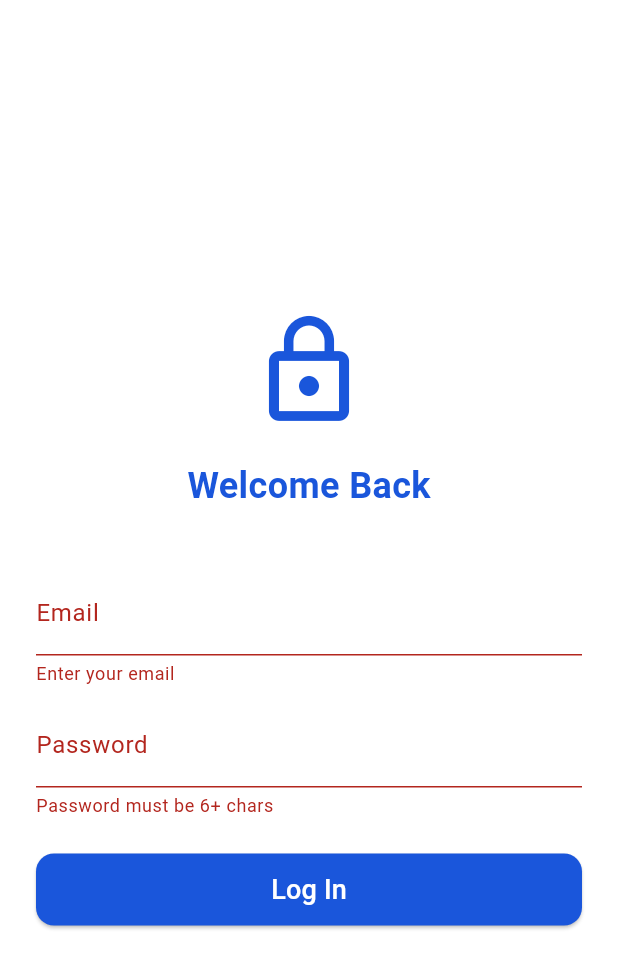
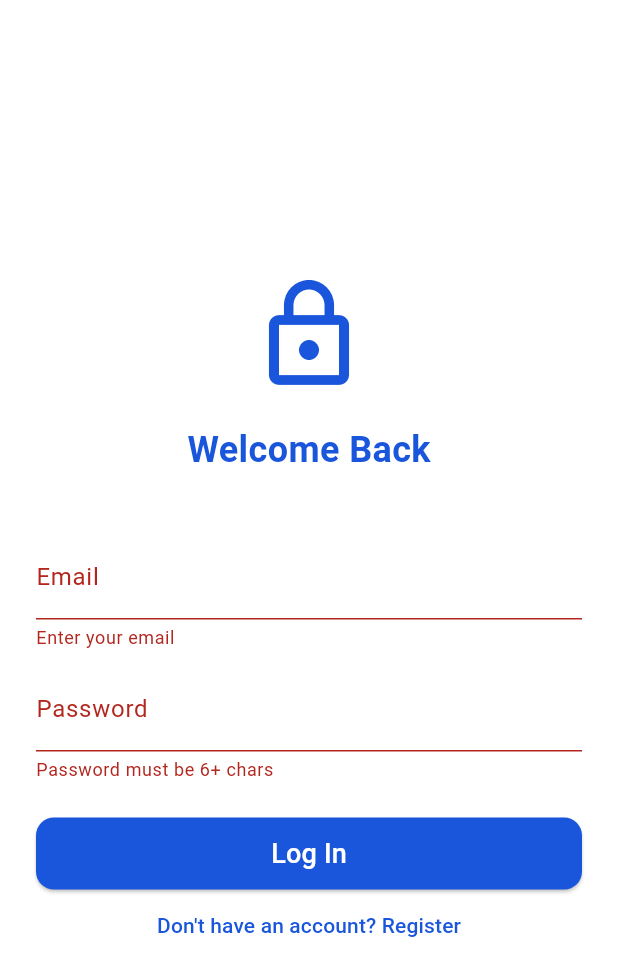
Before and after one commit to Daelijek/Receive_Product_Flutter, a Flutter app: the screen it shows after launch, after a tap on "Log In", on a phone screen of 412 x 824 dp. Shown: the top 976 px of the screen. Run offline on Flutter 3.47's test engine with Material 3 defaults, Android fonts, the phone set to English and light mode, and no system bars; network calls fail.

```diff
--- a/lib/app.dart
+++ b/lib/app.dart
@@ -4,6 +4,7 @@ import 'package:flutter_application_1/screens/LoginScreen.dart';
 import 'package:flutter_application_1/screens/OrderScreen.dart';
 import 'package:flutter_application_1/screens/ProfileScreen.dart';
 import 'package:flutter_application_1/screens/OrderHistoryScreen.dart';
+import 'package:flutter_application_1/screens/RegistrationScreen.dart';
 
 class MyApp extends StatelessWidget {
   @override
@@ -16,6 +17,7 @@ class MyApp extends StatelessWidget {
       routes: {
         '/': (context) => HomeScreen(),
         '/login': (context) => LoginScreen(),
+        '/register': (context) => RegistrationScreen(),
         '/orders': (context) => OrderScreen(),
         '/profile': (context) => ProfileScreen(),
         '/order-history': (context) => OrderHistoryScreen(),
--- a/lib/screens/HomeScreen.dart
+++ b/lib/screens/HomeScreen.dart
@@ -1,29 +1,100 @@
 import 'package:flutter/material.dart';
 import 'package:flutter_application_1/widgets/MainLayout.dart';
 import 'package:flutter_application_1/widgets/ProductCard/ProductCard.dart';
-import 'package:flutter_application_1/data/products.dart';
+import 'package:flutter_application_1/services/ApiService.dart';
+import 'package:flutter_application_1/models/product.dart';
 
-class HomeScreen extends StatelessWidget {
+class HomeScreen extends StatefulWidget {
   const HomeScreen({super.key});
+
+  @override
+  State<HomeScreen> createState() => _HomeScreenState();
+}
+
+class _HomeScreenState extends State<HomeScreen> {
+  late Future<List<Product>> _productsFuture;
+
+  @override
+  void initState() {
+    super.initState();
+    _productsFuture = ApiService.fetchProducts();
+  }
+
+  // Функция для обновления списка продуктов
+  void _refreshProducts() {
+    setState(() {
+      _productsFuture = ApiService.fetchProducts();
+    });
+  }
 
   @override
   Widget build(BuildContext context) {
     return MainLayout(
       title: 'Home',
       currentIndex: 0,
+      child: RefreshIndicator(
+        onRefresh: () async {
+          _refreshProducts();
+        },
         child: Padding(
           padding: const EdgeInsets.all(16.0),
-        child: ListView.builder(
+          child: FutureBuilder<List<Product>>(
+            future: _productsFuture,
+            builder: (context, snapshot) {
+              // Показываем загрузку
+              if (snapshot.connectionState == ConnectionState.waiting) {
+                return const Center(child: CircularProgressIndicator());
+              }
+
+              // Показываем ошибку
+              if (snapshot.hasError) {
+                return Center(
+                  child: Column(
+                    mainAxisAlignment: MainAxisAlignment.center,
+                    children: [
+                      Icon(Icons.error_outline, size: 60, color: Colors.red),
+                      const SizedBox(height: 16),
+                      Text(
+                        'Error: ${snapshot.error}',
+                        textAlign: TextAlign.center,
+                        style: const TextStyle(color: Colors.red),
+                      ),
+                      const SizedBox(height: 16),
+                      ElevatedButton(
+                        onPressed: _refreshProducts,
+                        child: const Text('Retry'),
+                      ),
+                    ],
+                  ),
+                );
+              }
+
+              // Показываем список продуктов
+              final products = snapshot.data ?? [];
+
+              if (products.isEmpty) {
+                return const Center(
+                  child: Text(
+                    'No products available',
+                    style: TextStyle(fontSize: 16, color: Colors.grey),
+                  ),
+                );
+              }
+
+              return ListView.builder(
                 itemCount: products.length,
                 itemBuilder: (context, index) {
                   final product = products[index];
                   return ProductCard(
-              title: product['title'],
-              description: product['description'],
-              imageUrl: product['imageUrl'],
-              price: product['price'],
+                    title: product.title,
+                    description: product.description,
+                    imageUrl: product.imageUrl,
+                    price: product.price,
                   );
                 },
+              );
+            },
+          ),
         ),
       ),
     );
--- a/lib/screens/LoginScreen.dart
+++ b/lib/screens/LoginScreen.dart
@@ -14,7 +14,18 @@ class LoginScreen extends StatelessWidget {
           padding: const EdgeInsets.all(24),
           child: Column(
             mainAxisAlignment: MainAxisAlignment.center,
-            children: const [LoginHeader(), SizedBox(height: 40), LoginForm()],
+            children: [
+              const LoginHeader(),
+              const SizedBox(height: 40),
+              const LoginForm(),
+              TextButton(
+                onPressed: () => Navigator.pushNamed(context, '/register'),
+                child: const Text(
+                  'Don\'t have an account? Register',
+                  style: TextStyle(color: Color(0xFF1A56DB)),
+                ),
+              ),
+            ],
           ),
         ),
       ),
--- a/lib/widgets/Login/LoginButton.dart
+++ b/lib/widgets/Login/LoginButton.dart
@@ -1,10 +1,18 @@
+// ...existing code...
 import 'package:flutter/material.dart';
-import 'package:flutter_application_1/widgets/Login/LoginForm.dart';
+import 'package:flutter_application_1/services/ApiService.dart';
 
 class LoginButton extends StatefulWidget {
   final GlobalKey<FormState> formKey;
+  final TextEditingController emailController;
+  final TextEditingController passwordController;
 
-  const LoginButton({super.key, required this.formKey});
+  const LoginButton({
+    super.key,
+    required this.formKey,
+    required this.emailController,
+    required this.passwordController,
+  });
 
   @override
   State<LoginButton> createState() => _LoginButtonState();
@@ -13,7 +21,7 @@ class LoginButton extends StatefulWidget {
 class _LoginButtonState extends State<LoginButton> {
   bool _isLoading = false;
 
-  void _login() {
+  void _login() async {
     final formState = widget.formKey.currentState;
     if (formState == null) return;
     if (!formState.validate()) return;
@@ -24,13 +32,42 @@ class _LoginButtonState extends State<LoginButton> {
       _isLoading = true;
     });
 
-    Future.delayed(const Duration(seconds: 2), () {
+    try {
+      final result = await ApiService.login(
+        widget.emailController.text,
+        widget.passwordController.text,
+      );
+
       if (!mounted) return;
-      setState(() {
-        _isLoading = false;
-      });
-      Navigator.pushReplacementNamed(context, '/');
-    });
+
+      if (result['success'] == true) {
+        ScaffoldMessenger.of(context).showSnackBar(
+          const SnackBar(
+            content: Text('Login successful!'),
+            backgroundColor: Colors.green,
+          ),
+        );
+        Navigator.pushReplacementNamed(context, '/');
+      } else {
+        ScaffoldMessenger.of(context).showSnackBar(
+          SnackBar(
+            content: Text(result['error'] ?? 'Login failed'),
+            backgroundColor: Colors.red,
+          ),
+        );
+      }
+    } catch (e) {
+      if (!mounted) return;
+      ScaffoldMessenger.of(context).showSnackBar(
+        SnackBar(content: Text('Error: $e'), backgroundColor: Colors.red),
+      );
+    } finally {
+      if (mounted) {
+        setState(() {
+          _isLoading = false;
+        });
+      }
+    }
   }
 
   @override
@@ -51,7 +88,10 @@ class _LoginButtonState extends State<LoginButton> {
                 color: Colors.white,
               ),
             )
-          : const Text('Log In', style: TextStyle(color: Colors.white, fontSize: 18)),
+          : const Text(
+              'Log In',
+              style: TextStyle(color: Colors.white, fontSize: 18),
+            ),
     );
   }
 }
--- a/lib/widgets/Login/LoginForm.dart
+++ b/lib/widgets/Login/LoginForm.dart
@@ -1,3 +1,4 @@
+// ...existing code...
 import 'package:flutter/material.dart';
 import 'package:flutter_application_1/widgets/Login/LoginButton.dart';
 import 'package:flutter_application_1/widgets/Login/LoginInput.dart';
@@ -11,8 +12,15 @@ class LoginForm extends StatefulWidget {
 
 class _LoginFormState extends State<LoginForm> {
   final GlobalKey<FormState> _formKey = GlobalKey<FormState>();
-  String _email = '';
-  String _password = '';
+  final TextEditingController _emailController = TextEditingController();
+  final TextEditingController _passwordController = TextEditingController();
+
+  @override
+  void dispose() {
+    _emailController.dispose();
+    _passwordController.dispose();
+    super.dispose();
+  }
 
   void _submit() {
     final form = _formKey.currentState;
@@ -28,23 +36,27 @@ class _LoginFormState extends State<LoginForm> {
       child: Column(
         children: [
           TextFormField(
+            controller: _emailController,
             decoration: const InputDecoration(labelText: 'Email'),
             keyboardType: TextInputType.emailAddress,
             validator: (v) =>
                 (v == null || v.isEmpty) ? 'Enter your email' : null,
-            onSaved: (v) => _email = v ?? '',
           ),
           const SizedBox(height: 12),
           TextFormField(
+            controller: _passwordController,
             decoration: const InputDecoration(labelText: 'Password'),
             obscureText: true,
             validator: (v) => (v == null || v.length < 6)
                 ? 'Password must be 6+ chars'
                 : null,
-            onSaved: (v) => _password = v ?? '',
           ),
           const SizedBox(height: 24),
-          LoginButton(formKey: _formKey),
+          LoginButton(
+            formKey: _formKey,
+            emailController: _emailController,
+            passwordController: _passwordController,
+          ),
         ],
       ),
     );
--- a/pubspec.yaml
+++ b/pubspec.yaml
@@ -35,6 +35,7 @@ dependencies:
   # Use with the CupertinoIcons class for iOS style icons.
   cupertino_icons: ^1.0.8
   provider: ^6.1.5+1
+  http: ^1.5.0
 
 dev_dependencies:
   flutter_test:
```
Also changed, not shown: lib/models/product.dart (+27 -6 lines), lib/screens/RegistrationScreen.dart (added, +168 -0 lines), lib/services/ApiService.dart (added, +304 -0 lines), pubspec.lock. Lines whose indentation alone changed are shown as unchanged.
